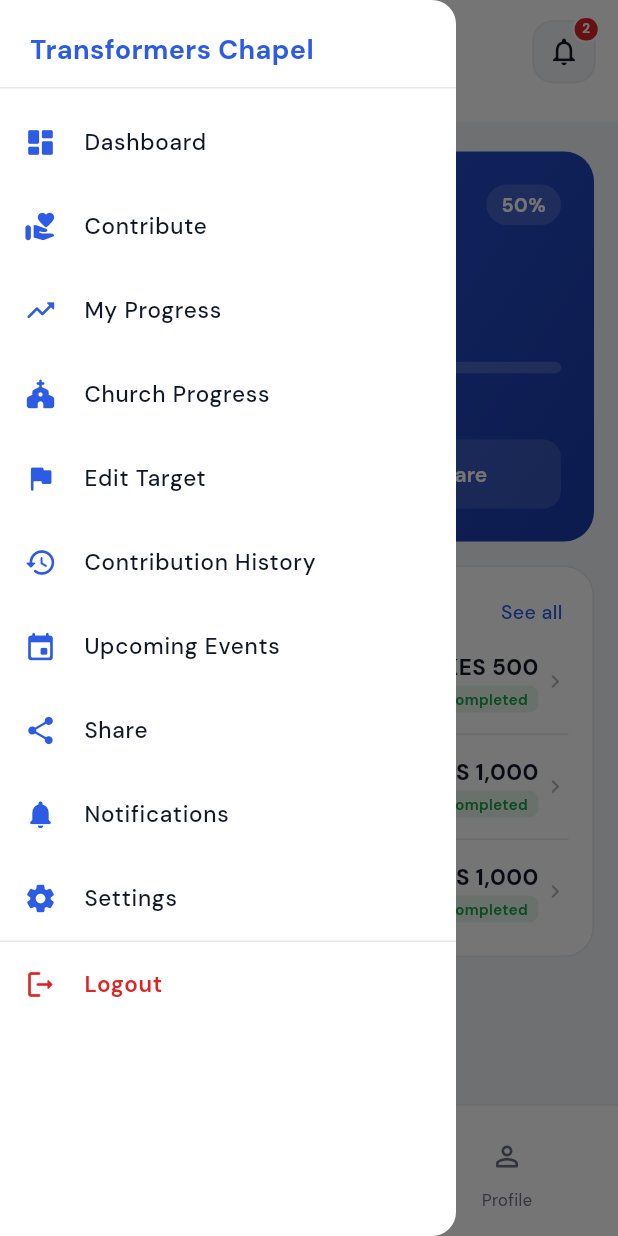
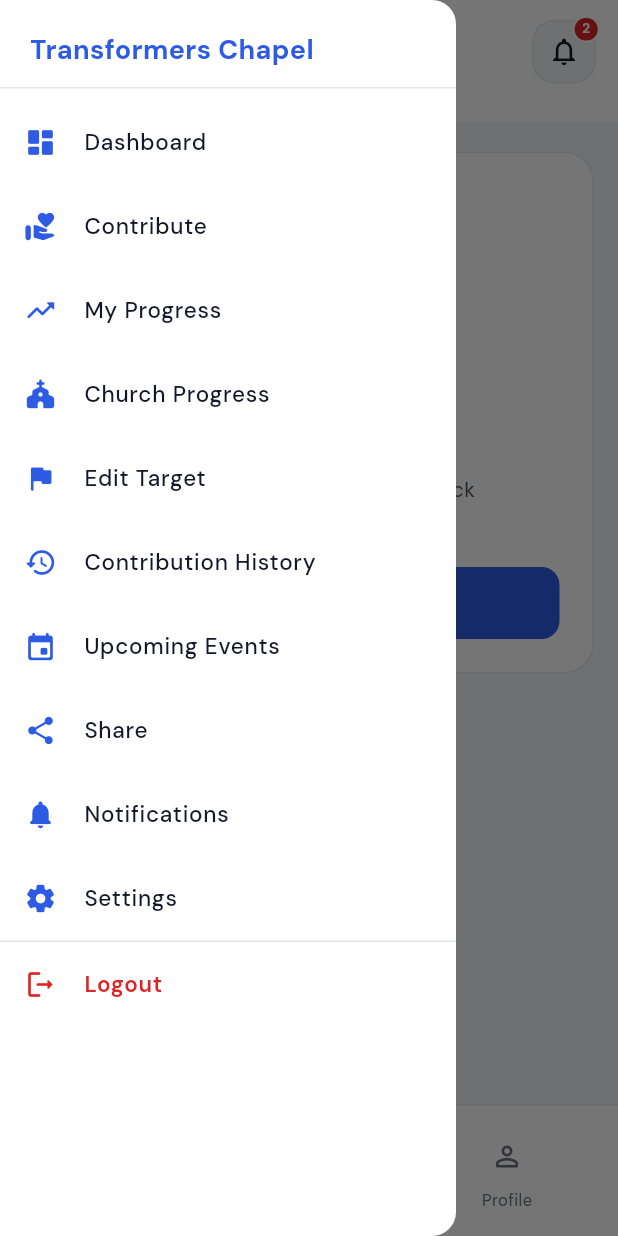
Before and after one commit to nalugala-vc/Transformers-Builders-App, a Flutter app: the MemberShellScreen screen opened by its route, after a tap on the "menu" icon, on a phone screen of 412 x 824 dp. Run offline on Flutter 3.47's test engine with Material 3 defaults, Android fonts, the phone set to English and light mode, and no system bars; drawn by our look-alikes of toastification; our stand-ins replace cloud_firestore, country_code_picker, firebase_auth, firebase_core, flutter_otp_text_field, flutter_riverpod and 3 more; accounts and stored records are empty; network calls fail.

Commit message:
home screen empty state widget

```diff
--- /dev/null
+++ b/lib/features/member/data/repositories/member_contribution_repository.dart
@@ -0,0 +1,137 @@
+import 'package:cloud_firestore/cloud_firestore.dart';
+import 'package:flutter/foundation.dart';
+
+import '../../domain/models/contribution_activity.dart';
+import '../../domain/models/member_contribution_summary.dart';
+
+/// Member contribution goal (`users/{uid}`) and history (`contributions` subcollection).
+class MemberContributionRepository {
+  MemberContributionRepository([FirebaseFirestore? firestore])
+      : _firestore = firestore ?? FirebaseFirestore.instance;
+
+  final FirebaseFirestore _firestore;
+
+  CollectionReference<Map<String, dynamic>> _users() =>
+      _firestore.collection('users');
+
+  CollectionReference<Map<String, dynamic>> _contributions(String uid) =>
+      _users().doc(uid).collection('contributions');
+
+  Future<MemberContributionSummary> getHomeSummary(String uid) async {
+    final userDoc = await _users().doc(uid).get().timeout(const Duration(seconds: 15));
+    final userData = userDoc.data() ?? {};
+
+    final targetRaw = userData['contributionTargetKes'];
+    final targetKes = targetRaw is int
+        ? targetRaw
+        : targetRaw is num
+            ? targetRaw.toInt()
+            : null;
+
+    final goalSetAt = _timestampToDate(userData['contributionTargetSetAt']);
+    final goalAdjustedAt = _timestampToDate(userData['contributionTargetUpdatedAt']);
+    final fullName = (userData['fullName'] as String?)?.trim();
+
+    final activities = <ContributionActivity>[];
+    var raisedKes = 0;
+
+    try {
+      final contributionsSnap = await _contributions(uid)
+          .orderBy('createdAt', descending: true)
+          .limit(20)
+          .get()
+          .timeout(const Duration(seconds: 15));
+
+      for (final doc in contributionsSnap.docs) {
+        final activity = _activityFromDoc(doc);
+        if (activity == null) continue;
+        activities.add(activity);
+        if (activity.status == ContributionPaymentStatus.completed) {
+          raisedKes += activity.amountKes;
+        }
+      }
+    } on FirebaseException catch (e, st) {
+      if (kDebugMode) {
+        debugPrint('[MemberContribution] contributions read failed: ${e.code} ${e.message}');
+        debugPrint('$st');
+      }
+      // Missing rules, index, or empty subcollection — still show goal card from user doc.
+    } on Exception catch (e, st) {
+      if (kDebugMode) {
+        debugPrint('[MemberContribution] contributions read failed: $e');
+        debugPrint('$st');
+      }
+    }
+
+    return MemberContributionSummary(
+      targetKes: targetKes,
+      goalSetAt: goalSetAt,
+      goalAdjustedAt: goalAdjustedAt,
+      raisedKes: raisedKes,
+      recentActivities: activities.take(10).toList(),
+      fullName: fullName?.isNotEmpty == true ? fullName : null,
+    );
+  }
+
+  Future<void> setContributionTarget({
+    required String uid,
+    required int targetKes,
+  }) async {
+    if (targetKes <= 0) {
+      throw ArgumentError.value(targetKes, 'targetKes', 'Must be greater than zero');
+    }
+
+    final ref = _users().doc(uid);
+    final existing = await ref.get();
+    final data = existing.data() ?? {};
+    final hadTarget = data['contributionTargetKes'] != null;
+
+    final updates = <String, dynamic>{
+      'contributionTargetKes': targetKes,
+      'updatedAt': FieldValue.serverTimestamp(),
+    };
+
+    if (!hadTarget) {
+      updates['contributionTargetSetAt'] = FieldValue.serverTimestamp();
+    } else {
+      updates['contributionTargetUpdatedAt'] = FieldValue.serverTimestamp();
+    }
+
+    await ref.set(updates, SetOptions(merge: true));
+  }
+
+  ContributionActivity? _activityFromDoc(
+    QueryDocumentSnapshot<Map<String, dynamic>> doc,
+  ) {
+    final data = doc.data();
+    final amountRaw = data['amountKes'];
+    final amount = amountRaw is int
+        ? amountRaw
+        : amountRaw is num
+            ? amountRaw.toInt()
+            : null;
+    final createdAt = _timestampToDate(data['createdAt']);
+    if (amount == null || createdAt == null) return null;
+
+    return ContributionActivity(
+      id: doc.id,
+      date: createdAt,
+      amountKes: amount,
+      paymentMethod: data['paymentMethod'] as String? ?? '—',
+      reference: data['reference'] as String? ?? '—',
+      status: _statusFromString(data['status'] as String?),
+    );
+  }
+
+  ContributionPaymentStatus _statusFromString(String? raw) =>
+      switch (raw) {
+        'pending' => ContributionPaymentStatus.pending,
+        'failed' => ContributionPaymentStatus.failed,
+        _ => ContributionPaymentStatus.completed,
+      };
+
+  DateTime? _timestampToDate(Object? value) {
+    if (value is Timestamp) return value.toDate();
+    return null;
+  }
+}
--- a/lib/features/member/domain/models/member_home_ui_state.dart
+++ b/lib/features/member/domain/models/member_home_ui_state.dart
@@ -23,31 +23,4 @@ class MemberHomeUiState {
     if (!hasContributionGoal || targetKes <= 0) return 0;
     return (raisedKes / targetKes).clamp(0.0, 1.0);
   }
-
-  static List<ContributionActivity> get sampleActivities => [
-        ContributionActivity(
-          id: '1',
-          date: DateTime(2026, 1, 20),
-          amountKes: 500,
-          paymentMethod: 'M-Pesa',
-          reference: 'QHX72K9LMP',
-          status: ContributionPaymentStatus.completed,
-        ),
-        ContributionActivity(
-          id: '2',
-          date: DateTime(2026, 1, 8),
-          amountKes: 1000,
-          paymentMethod: 'Card',
-          reference: 'TC-2026-0108',
-          status: ContributionPaymentStatus.completed,
-        ),
-        ContributionActivity(
-          id: '3',
-          date: DateTime(2025, 12, 15),
-          amountKes: 1000,
-          paymentMethod: 'M-Pesa',
-          reference: 'PLK91M2NQR',
-          status: ContributionPaymentStatus.completed,
-        ),
-      ];
 }
--- /dev/null
+++ b/lib/features/member/presentation/member_assets.dart
@@ -0,0 +1,6 @@
+/// Asset paths for the member feature.
+abstract final class MemberAssets {
+  MemberAssets._();
+
+  static const String goal = 'assets/goal.png';
+}
--- a/lib/features/member/presentation/providers/member_home_provider.dart
+++ b/lib/features/member/presentation/providers/member_home_provider.dart
@@ -1,35 +1,38 @@
 import 'package:firebase_auth/firebase_auth.dart';
 import 'package:flutter_riverpod/flutter_riverpod.dart';
 
-import '../../../auth/presentation/providers/user_profile_providers.dart';
 import '../../domain/models/member_home_ui_state.dart';
 import '../utils/member_formatters.dart';
+import 'member_contribution_providers.dart';
 
-/// Member home UI data. Contribution totals are mocked until Firestore wiring lands.
+/// Member home UI — profile, contribution goal, and recent activity from Firestore.
 final memberHomeUiProvider = FutureProvider<MemberHomeUiState>((ref) async {
+  ref.keepAlive();
+
   final firebaseUser = FirebaseAuth.instance.currentUser;
-  var firstName = 'Member';
-
-  if (firebaseUser != null) {
-    final profile = await ref.read(userProfileRepositoryProvider).getUser(firebaseUser.uid);
-    if (profile != null) {
-      firstName = firstNameFromFullName(profile.fullName);
-    } else if (firebaseUser.displayName != null && firebaseUser.displayName!.trim().isNotEmpty) {
-      firstName = firstNameFromFullName(firebaseUser.displayName!);
-    }
+  if (firebaseUser == null) {
+    throw StateError('No signed-in user.');
   }
 
-  // Demo data — replace with Firestore contribution reads.
-  const hasGoal = true;
-  const showPendingAdmin = false;
+  final contributions = await ref
+      .read(memberContributionRepositoryProvider)
+      .getHomeSummary(firebaseUser.uid);
+
+  var firstName = 'Member';
+  if (contributions.fullName != null) {
+    firstName = firstNameFromFullName(contributions.fullName!);
+  } else if (firebaseUser.displayName != null &&
+      firebaseUser.displayName!.trim().isNotEmpty) {
+    firstName = firstNameFromFullName(firebaseUser.displayName!);
+  }
 
   return MemberHomeUiState(
     firstName: firstName,
-    hasContributionGoal: hasGoal,
-    raisedKes: 2500,
-    targetKes: 5000,
-    goalAdjustedOn: DateTime(2026, 1, 12),
-    showPendingAdminBanner: showPendingAdmin,
-    recentActivities: MemberHomeUiState.sampleActivities,
+    hasContributionGoal: contributions.hasContributionGoal,
+    raisedKes: contributions.raisedKes,
+    targetKes: contributions.targetKes ?? 0,
+    goalAdjustedOn: contributions.goalAdjustedOn,
+    showPendingAdminBanner: false,
+    recentActivities: contributions.recentActivities,
   );
 });
--- a/lib/features/member/presentation/providers/member_profile_provider.dart
+++ b/lib/features/member/presentation/providers/member_profile_provider.dart
@@ -8,6 +8,8 @@ import '../../domain/models/member_profile_ui_state.dart';
 import 'member_profile_settings_provider.dart';
 
 final memberProfileUiProvider = FutureProvider<MemberProfileUiState>((ref) async {
+  ref.keepAlive();
+
   final firebaseUser = FirebaseAuth.instance.currentUser;
   if (firebaseUser == null) {
     throw StateError('No signed-in user.');
--- a/lib/features/member/presentation/screens/member_home_tab_screen.dart
+++ b/lib/features/member/presentation/screens/member_home_tab_screen.dart
@@ -13,6 +13,7 @@ import '../widgets/home/member_greeting_bar.dart';
 import '../widgets/home/member_progress_card.dart';
 import '../widgets/home/member_recent_activity_card.dart';
 import '../widgets/home/pending_admin_banner.dart';
+import '../widgets/home/set_contribution_goal_sheet.dart';
 import '../widgets/home/share_fundraiser_sheet.dart';
 
 class MemberHomeTabScreen extends ConsumerWidget {
@@ -33,7 +34,34 @@ class MemberHomeTabScreen extends ConsumerWidget {
       color: AppPallete.scaffoldBg,
       child: homeAsync.when(
         loading: () => const Center(child: CircularProgressIndicator()),
-        error: (_, _) => const Center(child: Text('Could not load home')),
+        error: (error, _) => Center(
+          child: Padding(
+            padding: EdgeInsets.all(context.responsivePagePadding),
+            child: Column(
+              mainAxisAlignment: MainAxisAlignment.center,
+              children: [
+                const Text(
+                  'Could not load home',
+                  textAlign: TextAlign.center,
+                ),
+                const SizedBox(height: 8),
+                Text(
+                  error.toString(),
+                  textAlign: TextAlign.center,
+                  style: const TextStyle(
+                    fontSize: 12,
+                    color: AppPallete.textMuted,
+                  ),
+                ),
+                const SizedBox(height: 16),
+                FilledButton(
+                  onPressed: () => ref.invalidate(memberHomeUiProvider),
+                  child: const Text('Try again'),
+                ),
+              ],
+            ),
+          ),
+        ),
         data: (state) {
           final showBanner = state.showPendingAdminBanner && !bannerDismissed;
 
@@ -75,18 +103,16 @@ class MemberHomeTabScreen extends ConsumerWidget {
                         )
                       else
                         MemberSetGoalCard(
-                          onSetGoal: () {
-                            ScaffoldMessenger.of(context).showSnackBar(
-                              const SnackBar(content: Text('Set goal flow coming soon')),
-                            );
-                          },
+                          onSetGoal: () => showSetContributionGoalSheet(context),
                         ),
+                      if (state.recentActivities.isNotEmpty) ...[
                         const SizedBox(height: 16),
                         MemberRecentActivityCard(
                           activities: state.recentActivities,
                           onActivityTap: (activity) =>
                               showActivityDetailSheet(context, activity),
                         ),
+                      ],
                     ],
                   ),
                 ),
--- /dev/null
+++ b/lib/features/member/presentation/widgets/home/goal_illustration.dart
@@ -0,0 +1,83 @@
+import 'package:flutter/material.dart';
+
+import '../../../../../core/utils/theme/app_pallete.dart';
+import '../../../../../core/utils/theme/app_sizes.dart';
+import '../../member_assets.dart';
+
+/// Goal asset with soft concentric blue rings behind it.
+class GoalIllustration extends StatelessWidget {
+  const GoalIllustration({super.key});
+
+  @override
+  Widget build(BuildContext context) {
+    const canvasSize = 152.0;
+    final imageHeight = context.scaled.h(88);
+
+    return SizedBox(
+      width: canvasSize,
+      height: canvasSize,
+      child: Stack(
+        alignment: Alignment.center,
+        clipBehavior: Clip.none,
+        children: [
+          const CustomPaint(
+            size: Size(canvasSize, canvasSize),
+            painter: _GoalRingsPainter(),
+          ),
+          Image.asset(
+            MemberAssets.goal,
+            height: imageHeight,
+            fit: BoxFit.contain,
+          ),
+        ],
+      ),
+    );
+  }
+}
+
+class _GoalRingsPainter extends CustomPainter {
+  const _GoalRingsPainter();
+
+  static const _rings = <({double scale, double opacity, double stroke})>[
+    (scale: 1.0, opacity: 0.07, stroke: 1.0),
+    (scale: 0.82, opacity: 0.11, stroke: 1.25),
+    (scale: 0.64, opacity: 0.15, stroke: 1.5),
+    (scale: 0.46, opacity: 0.10, stroke: 1.25),
+    (scale: 0.30, opacity: 0.06, stroke: 1.0),
+  ];
+
+  @override
+  void paint(Canvas canvas, Size size) {
+    final center = Offset(size.width / 2, size.height / 2);
+    final maxRadius = size.width / 2;
+
+    final glow = Paint()
+      ..shader = RadialGradient(
+        colors: [
+          AppPallete.tcBlueBright.withValues(alpha: 0.14),
+          AppPallete.tcBlueBright.withValues(alpha: 0.04),
+          Colors.transparent,
+        ],
+        stops: const [0.0, 0.45, 1.0],
+      ).createShader(Rect.fromCircle(center: center, radius: maxRadius * 0.55));
+    canvas.drawCircle(center, maxRadius * 0.55, glow);
+
+    for (final ring in _rings) {
+      final paint = Paint()
+        ..color = AppPallete.tcBlueBright.withValues(alpha: ring.opacity)
+        ..style = PaintingStyle.stroke
+        ..strokeWidth = ring.stroke;
+      canvas.drawCircle(center, maxRadius * ring.scale, paint);
+    }
+
+    // Accent ring with a slightly lighter blue for depth.
+    final accent = Paint()
+      ..color = AppPallete.tcBlueLight.withValues(alpha: 0.12)
+      ..style = PaintingStyle.stroke
+      ..strokeWidth = 1.0;
+    canvas.drawCircle(center, maxRadius * 0.73, accent);
+  }
+
+  @override
+  bool shouldRepaint(covariant _GoalRingsPainter oldDelegate) => false;
+}
--- a/lib/features/member/presentation/widgets/home/member_progress_card.dart
+++ b/lib/features/member/presentation/widgets/home/member_progress_card.dart
@@ -2,8 +2,10 @@ import 'package:flutter/material.dart';
 import 'package:google_fonts/google_fonts.dart';
 
 import '../../../../../core/utils/theme/app_pallete.dart';
+import '../../../../../core/utils/theme/app_sizes.dart';
 import '../../../domain/models/member_home_ui_state.dart';
 import '../../utils/member_formatters.dart';
+import 'goal_illustration.dart';
 
 class MemberProgressCard extends StatelessWidget {
   const MemberProgressCard({
@@ -155,16 +157,8 @@ class MemberSetGoalCard extends StatelessWidget {
       child: Column(
         crossAxisAlignment: CrossAxisAlignment.stretch,
         children: [
-          Container(
-            width: 48,
-            height: 48,
-            decoration: BoxDecoration(
-              color: AppPallete.tcBlueBright.withValues(alpha: 0.08),
-              borderRadius: BorderRadius.circular(14),
-            ),
-            child: const Icon(Icons.flag_rounded, color: AppPallete.tcBlueBright, size: 24),
-          ),
-          const SizedBox(height: 16),
+          const Center(child: GoalIllustration()),
+          SizedBox(height: context.scaled.h8),
           Text(
             'Set your contribution goal',
             style: GoogleFonts.dmSans(
--- a/pubspec.yaml
+++ b/pubspec.yaml
@@ -74,6 +74,7 @@ flutter:
     - assets/tc-logo.png
     - assets/message.png
     - assets/password.png
+    - assets/goal.png
 
   # An image asset can refer to one or more resolution-specific "variants", see
   # https://flutter.dev/to/resolution-aware-images
```
Also changed, not shown: lib/core/navigation/auth_navigation.dart (+9 -1 lines), lib/features/member/domain/models/member_contribution_summary.dart (added, +25 -0 lines), lib/features/member/presentation/providers/member_contribution_providers.dart (added, +7 -0 lines), lib/features/member/presentation/widgets/home/set_contribution_goal_sheet.dart (added, +195 -0 lines), assets/goal.png (added). Lines whose indentation alone changed are shown as unchanged.
